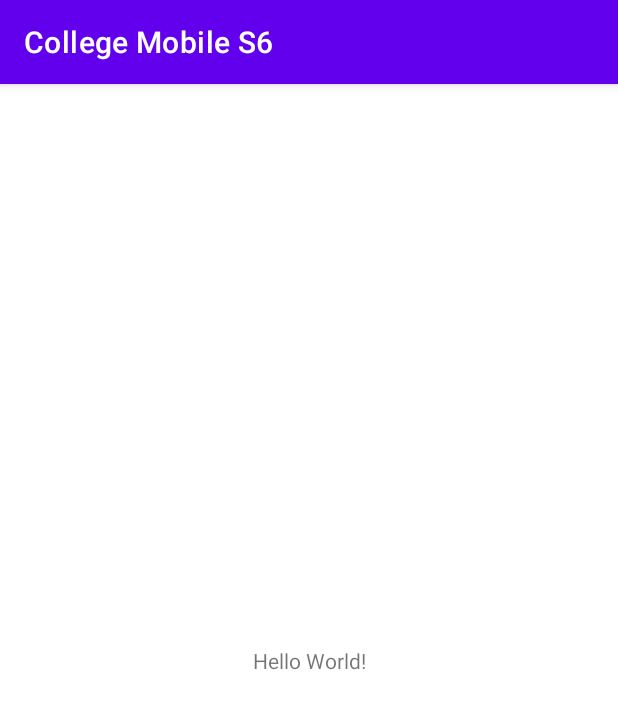
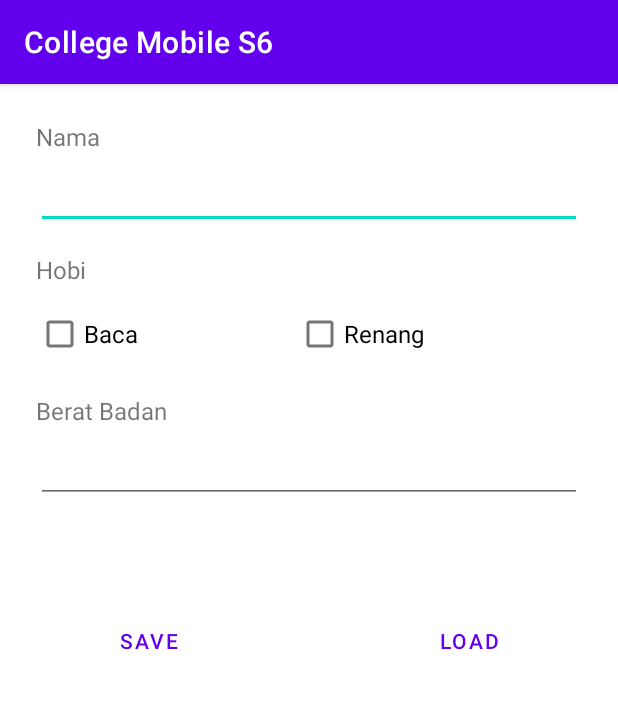
Before and after one commit to SugaryScripts/college-android-kotlin, an Android app: the screen it shows after launch (MainActivity), on a phone screen of 412 x 824 dp. Shown: the top 709 px of the screen. Run offline under Robolectric (Android 15) with nearby library versions, the phone set to English and light mode, and no system bars; 2 statements that could not run were skipped.

```diff
--- a/app/src/main/java/fryctze/college/course/MainActivity.kt
+++ b/app/src/main/java/fryctze/college/course/MainActivity.kt
@@ -1,18 +1,51 @@
 package fryctze.college.course
 
+import android.content.SharedPreferences
 import androidx.appcompat.app.AppCompatActivity
 import android.os.Bundle
+import android.view.View
 import fryctze.college.course.databinding.ActivityMainBinding
 
 class MainActivity : AppCompatActivity() {
 
     private lateinit var binding: ActivityMainBinding
+    private lateinit var pref: SharedPreferences
+    private lateinit var editor: SharedPreferences.Editor
 
     override fun onCreate(savedInstanceState: Bundle?) {
         super.onCreate(savedInstanceState)
         setContentView(R.layout.activity_main)
         binding = ActivityMainBinding.inflate(layoutInflater)
-        val view = binding.root
-        setContentView(view)
+        setContentView(binding.root)
+
+        initPreference()
     }
+
+    private fun initPreference() {
+        pref = getSharedPreferences("MY_PREF", MODE_PRIVATE)
+        editor = pref.edit()
+    }
+
+    fun btnSave(view: View) {
+        with(editor) {
+            putString("NAME", binding.etName.text.toString())
+            putBoolean("READ", binding.cbRead.isChecked)
+            putBoolean("SWIM", binding.cbSwim.isChecked)
+            if (binding.etWeight.text.isNullOrEmpty()) {
+                putInt("WEIGHT", 0)
+            }else{
+                putInt("WEIGHT", binding.etWeight.text.toString().toInt())
+            }
+            commit()
+        }
+
+    }
+
+    fun btnLoad(view: View) {
+        binding.etName.setText(pref.getString("NAME", "belum memasukan nama"))
+        binding.cbRead.isChecked = pref.getBoolean("READ", false)
+        binding.cbSwim.isChecked = pref.getBoolean("SWIM", false)
+        binding.etWeight.setText(pref.getInt("WEIGHT", 0).toString())
+    }
+
 }
--- a/app/src/main/res/layout/activity_main.xml
+++ b/app/src/main/res/layout/activity_main.xml
@@ -1,18 +1,89 @@
 <?xml version="1.0" encoding="utf-8"?>
-<androidx.constraintlayout.widget.ConstraintLayout xmlns:android="http://schemas.android.com/apk/res/android"
-    xmlns:app="http://schemas.android.com/apk/res-auto"
+<LinearLayout xmlns:android="http://schemas.android.com/apk/res/android"
     xmlns:tools="http://schemas.android.com/tools"
     android:layout_width="match_parent"
     android:layout_height="match_parent"
+    android:padding="24dp"
+    android:orientation="vertical"
     tools:context=".MainActivity">
 
     <TextView
-        android:layout_width="wrap_content"
+        android:layout_width="match_parent"
         android:layout_height="wrap_content"
-        android:text="Hello World!"
-        app:layout_constraintBottom_toBottomOf="parent"
-        app:layout_constraintLeft_toLeftOf="parent"
-        app:layout_constraintRight_toRightOf="parent"
-        app:layout_constraintTop_toTopOf="parent" />
+        android:textSize="16sp"
+        android:text="Nama"/>
 
-</androidx.constraintlayout.widget.ConstraintLayout>
+    <EditText
+        android:id="@+id/et_name"
+        android:layout_width="match_parent"
+        android:layout_height="wrap_content"
+        android:layout_marginVertical="8dp"
+        android:textSize="16sp"
+        android:inputType="text" />
+
+    <TextView
+        android:layout_width="match_parent"
+        android:layout_height="wrap_content"
+        android:layout_marginVertical="8dp"
+        android:textSize="16sp"
+        android:text="Hobi"/>
+    <LinearLayout
+        android:layout_width="match_parent"
+        android:layout_height="wrap_content"
+        android:layout_marginBottom="8dp"
+        android:orientation="horizontal">
+        <CheckBox
+            android:id="@+id/cb_read"
+            android:layout_width="wrap_content"
+            android:layout_height="wrap_content"
+            android:layout_weight="1"
+            android:textSize="16sp"
+            android:text="Baca"/>
+        <CheckBox
+            android:id="@+id/cb_swim"
+            android:layout_width="wrap_content"
+            android:layout_height="wrap_content"
+            android:layout_weight="1"
+            android:textSize="16sp"
+            android:text="Renang"/>
+    </LinearLayout>
+
+    <TextView
+        android:layout_width="match_parent"
+        android:layout_height="wrap_content"
+        android:layout_marginVertical="8dp"
+        android:textSize="16sp"
+        android:text="Berat Badan"/>
+    <EditText
+        android:id="@+id/et_weight"
+        android:layout_width="match_parent"
+        android:layout_height="wrap_content"
+        android:inputType="number"
+        android:textSize="16sp"/>
+
+    <LinearLayout
+        android:layout_width="match_parent"
+        android:layout_height="match_parent"
+        android:paddingTop="68dp"
+        android:orientation="horizontal">
+        <Button
+            android:id="@+id/btn_save"
+            android:layout_width="wrap_content"
+            android:layout_height="wrap_content"
+            android:layout_weight="1"
+            android:layout_marginEnd="32dp"
+            android:onClick="btnSave"
+            android:text="Save"
+            style="?android:attr/buttonBarButtonStyle" />
+        <Button
+            android:id="@+id/btn_load"
+            android:layout_width="wrap_content"
+            android:layout_height="wrap_content"
+            android:layout_marginStart="32dp"
+            android:layout_weight="1"
+            android:onClick="btnLoad"
+            android:text="Load"
+            style="?android:attr/buttonBarButtonStyle" />
+    </LinearLayout>
+
+</LinearLayout>
```
